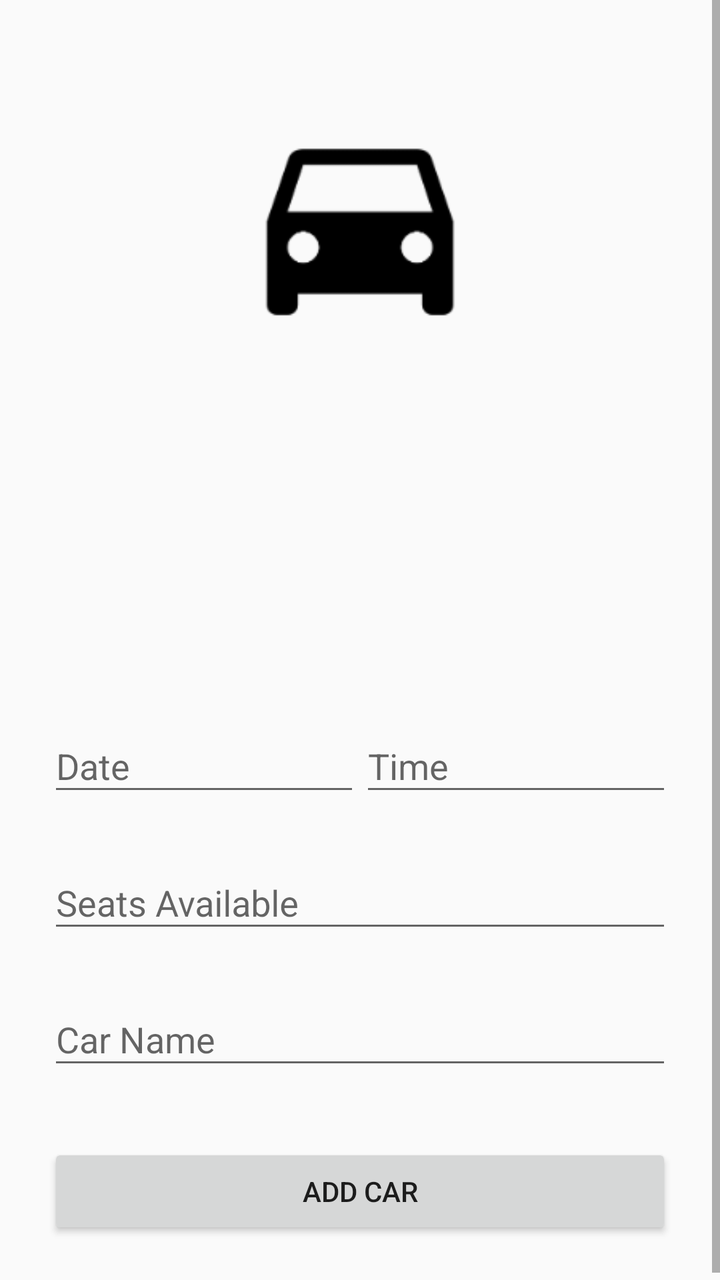
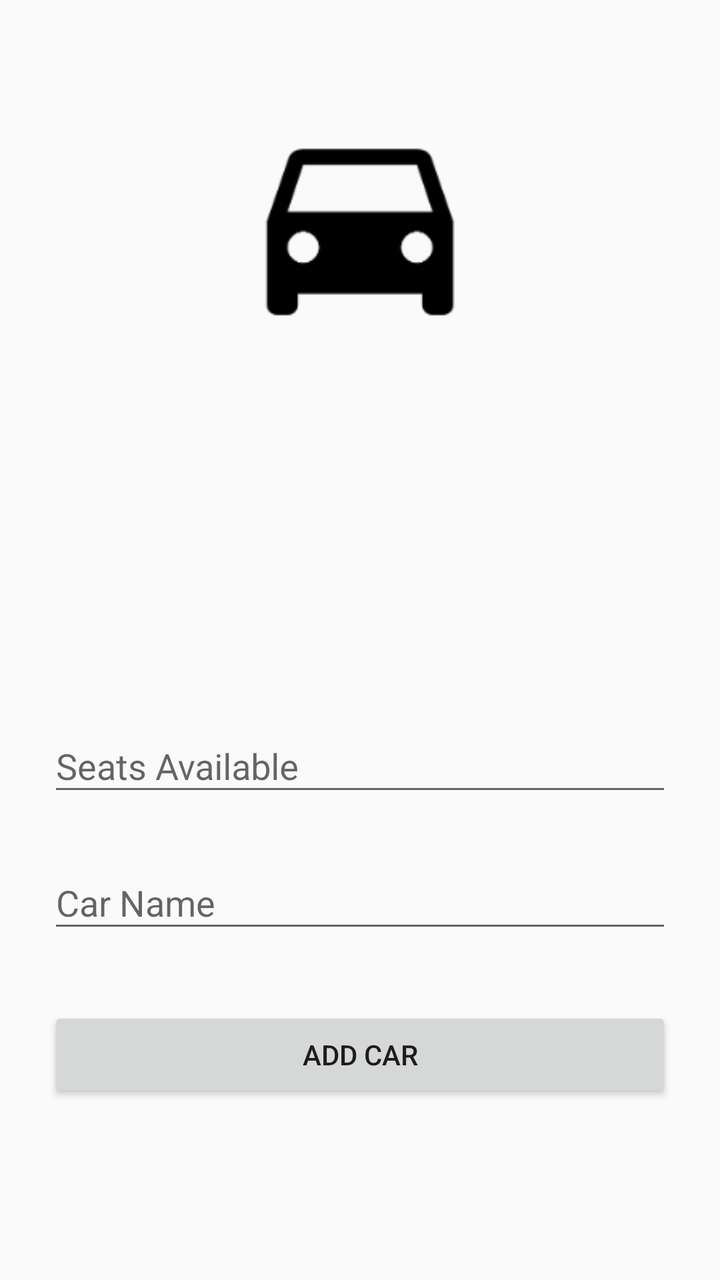

Compare the two renders of this Android layout. The source of the first and the diff that turns it into the second are given below.
<!-- AndroidManifest.xml: application theme AppTheme -->
<!-- res/layout/activity_add_car_new.xml -->
<?xml version="1.0" encoding="utf-8"?>
<ScrollView
    xmlns:android="http://schemas.android.com/apk/res/android"
    android:layout_width="match_parent"
    android:layout_height="match_parent"
    android:fitsSystemWindows="true">

    <LinearLayout
        android:orientation="vertical"
        android:layout_width="match_parent"
        android:layout_height="wrap_content"
        android:paddingTop="56dp"
        android:paddingLeft="24dp"
        android:paddingRight="24dp">

        <ImageView android:src="@drawable/logo"
            android:layout_width="300dp"
            android:layout_height="120dp"
            android:layout_marginBottom="30dp"
            android:layout_gravity="center_horizontal" />

        <android.support.design.widget.TextInputLayout
            android:layout_width="0dp"
            android:layout_height="wrap_content"
            android:layout_marginTop="8dp"
            android:layout_marginBottom="8dp" >

            <AutoCompleteTextView
                android:id="@+id/car_college_location"
                android:layout_width="match_parent"
                android:layout_height="wrap_content"
                android:hint="College Name"
                android:inputType="textAutoComplete|text"
                android:maxLines="1"
                android:singleLine="true" />

        </android.support.design.widget.TextInputLayout>

        <android.support.design.widget.TextInputLayout
            android:layout_width="0dp"
            android:layout_height="wrap_content"
            android:layout_marginTop="8dp"
            android:layout_marginBottom="8dp" >

            <AutoCompleteTextView
                android:id="@+id/car_drop_location"
                android:layout_width="match_parent"
                android:layout_height="wrap_content"
                android:hint="Drop Location"
                android:inputType="textAutoComplete|text"
                android:maxLines="1"
                android:singleLine="true" />

        </android.support.design.widget.TextInputLayout>

        <LinearLayout
            android:layout_width="match_parent"
            android:layout_height="wrap_content"
            android:layout_marginTop="8dp"
            android:layout_marginBottom="8dp"
            android:orientation="horizontal">

            <android.support.design.widget.TextInputLayout
                android:layout_width="0dp"
                android:layout_height="wrap_content"
                android:layout_weight="1">

                <EditText
                    android:id="@+id/car_date"
                    android:layout_width="match_parent"
                    android:layout_height="wrap_content"
                    android:clickable="true"
                    android:drawablePadding="8dp"
                    android:focusable="false"
                    android:hint="Date"
                    android:inputType="date"
                    android:maxLines="1"
                    android:singleLine="true" />

            </android.support.design.widget.TextInputLayout>

            <android.support.design.widget.TextInputLayout
                android:layout_width="0dp"
                android:layout_height="wrap_content"
                android:layout_weight="1">

                <EditText
                    android:id="@+id/car_time"
                    android:layout_width="match_parent"
                    android:layout_height="wrap_content"
                    android:clickable="true"
                    android:drawablePadding="8dp"
                    android:focusable="false"
                    android:hint="Time"
                    android:inputType="datetime"
                    android:maxLines="1"
                    android:singleLine="true" />

            </android.support.design.widget.TextInputLayout>

        </LinearLayout>

        <android.support.design.widget.TextInputLayout
            android:layout_width="match_parent"
            android:layout_height="wrap_content"
            android:layout_marginTop="8dp"
            android:layout_marginBottom="8dp">
            <EditText android:id="@+id/car_seats_available"
                android:layout_width="match_parent"
                android:layout_height="wrap_content"
                android:inputType="number"
                android:hint="Seats Available" />
        </android.support.design.widget.TextInputLayout>

        <android.support.design.widget.TextInputLayout
            android:layout_width="match_parent"
            android:layout_height="wrap_content"
            android:layout_marginTop="8dp"
            android:layout_marginBottom="8dp">
            <EditText android:id="@+id/car_name"
                android:layout_width="match_parent"
                android:layout_height="wrap_content"
                android:inputType="text"
                android:hint="Car Name"/>
        </android.support.design.widget.TextInputLayout>

        <android.support.v7.widget.AppCompatButton
            android:id="@+id/btn_add_car"
            android:layout_width="match_parent"
            android:layout_height="wrap_content"
            android:layout_marginTop="24dp"
            android:layout_marginBottom="24dp"
            android:padding="12dp"
            android:text="Add Car"/>

    </LinearLayout>

</ScrollView>
<!-- resources referenced by this layout -->
<resources>
  <!-- drawable logo: png bitmap (drawable, 3313 bytes) -->
  <style name="AppTheme" parent="Theme.AppCompat.Light.DarkActionBar">
          
      </style>
</resources>

<!-- the commit's change to res/layout/activity_add_car_new.xml (unified diff, before → after) -->
@@ -53,52 +53,7 @@
 
         </android.support.design.widget.TextInputLayout>
 
-        <LinearLayout
-            android:layout_width="match_parent"
-            android:layout_height="wrap_content"
-            android:layout_marginTop="8dp"
-            android:layout_marginBottom="8dp"
-            android:orientation="horizontal">
 
-            <android.support.design.widget.TextInputLayout
-                android:layout_width="0dp"
-                android:layout_height="wrap_content"
-                android:layout_weight="1">
-
-                <EditText
-                    android:id="@+id/car_date"
-                    android:layout_width="match_parent"
-                    android:layout_height="wrap_content"
-                    android:clickable="true"
-                    android:drawablePadding="8dp"
-                    android:focusable="false"
-                    android:hint="Date"
-                    android:inputType="date"
-                    android:maxLines="1"
-                    android:singleLine="true" />
-
-            </android.support.design.widget.TextInputLayout>
-
-            <android.support.design.widget.TextInputLayout
-                android:layout_width="0dp"
-                android:layout_height="wrap_content"
-                android:layout_weight="1">
-
-                <EditText
-                    android:id="@+id/car_time"
-                    android:layout_width="match_parent"
-                    android:layout_height="wrap_content"
-                    android:clickable="true"
-                    android:drawablePadding="8dp"
-                    android:focusable="false"
-                    android:hint="Time"
-                    android:inputType="datetime"
-                    android:maxLines="1"
-                    android:singleLine="true" />
-
-            </android.support.design.widget.TextInputLayout>
-
-        </LinearLayout>
 
         <android.support.design.widget.TextInputLayout
             android:layout_width="match_parent"
